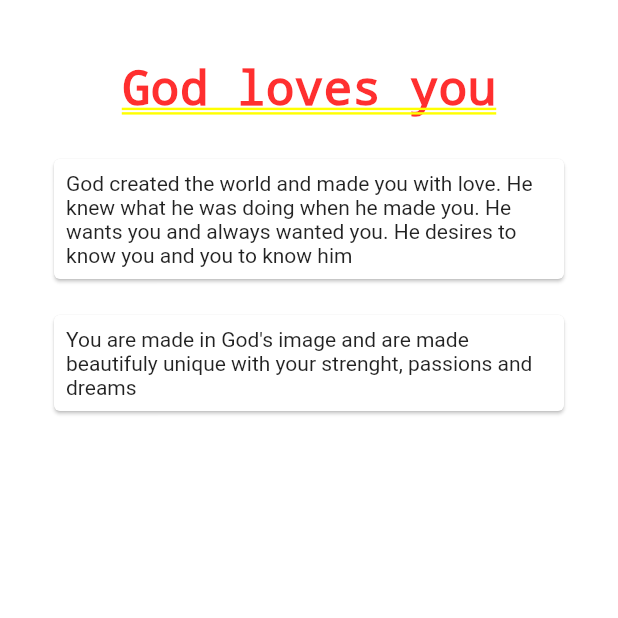
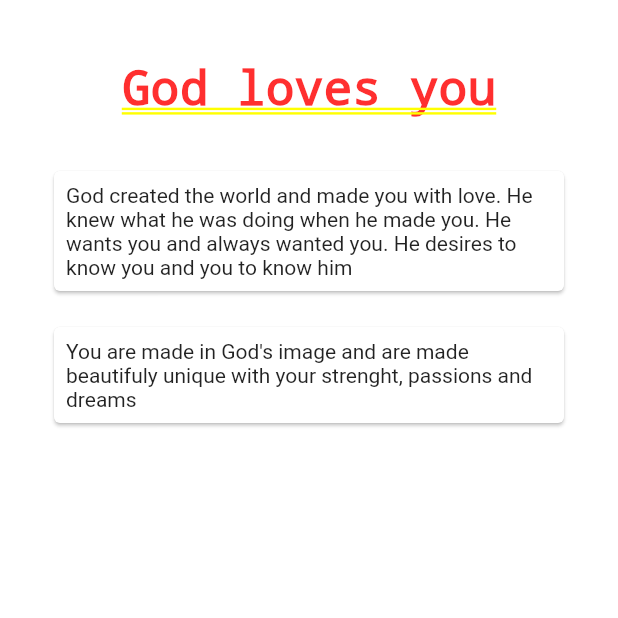
Before and after one commit to Neifen/gospel_track, a Flutter app: the InfoGospelPage screen opened by its route, on a phone screen of 412 x 824 dp, the top half of it. Run offline on Flutter 3.47's test engine with Material 2 defaults, Android fonts, the phone set to English and light mode, and no system bars; our stand-ins replace carousel_slider, page_transition.

Commit message:
- paddings

```diff
--- a/lib/gospel_track/info_gospel_page.dart
+++ b/lib/gospel_track/info_gospel_page.dart
@@ -14,7 +14,7 @@ class InfoGospelPage extends StatelessWidget {
 
     List<Widget> columnList = [
       Padding(
-        padding: const EdgeInsets.all(16.0),
+        padding: const EdgeInsets.only(top: 40, bottom: 16),
         child: Text(
           info.title,
           style: const TextStyle(fontSize: 32),
@@ -24,7 +24,7 @@ class InfoGospelPage extends StatelessWidget {
 
     for (var desc in info.descriptions) {
       columnList.add(Padding(
-        padding: const EdgeInsets.all(8.0),
+        padding: const EdgeInsets.only(top: 16, left: 32, right: 32),
         child: Card(
           child: Padding(
             padding: const EdgeInsets.all(8.0),
@@ -34,13 +34,10 @@ class InfoGospelPage extends StatelessWidget {
       ));
     }
 
-    return Padding(
-      padding: const EdgeInsets.all(24.0),
-      child: SingleChildScrollView(
-        child: Column(
-          mainAxisAlignment: MainAxisAlignment.spaceBetween,
-          children: columnList,
-        ),
+    return SingleChildScrollView(
+      child: Column(
+        mainAxisAlignment: MainAxisAlignment.spaceBetween,
+        children: columnList,
       ),
     );
   }
```
